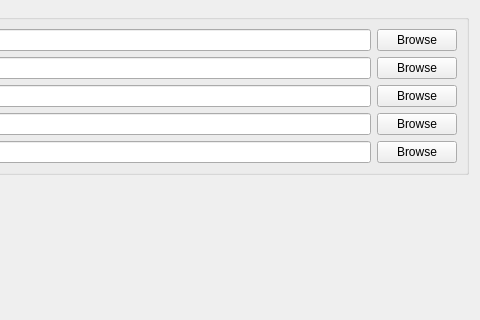
Before: the Qt Designer form launcher/ui/pages/instance/PathsPage.ui in PrismLauncher/PrismLauncher, drawn with Qt 5; both pictures show x 251 to 731 and y 0 to 320 of the 731 by 538 pixel window.
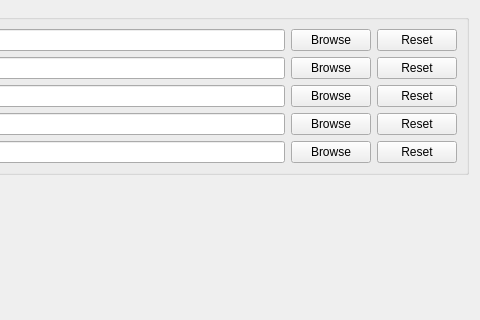
After: the same form once the commit is applied.

Commit message: symlink alpha

The edit to the form file:
```diff
--- a/launcher/ui/pages/instance/PathsPage.ui
+++ b/launcher/ui/pages/instance/PathsPage.ui
@@ -50,6 +50,13 @@
         </property>
        </widget>
       </item>
+      <item row="0" column="3">
+       <widget class="QPushButton" name="modsDirResetBtn">
+        <property name="text">
+         <string>Reset</string>
+        </property>
+       </widget>
+      </item>
       <item row="1" column="0">
        <widget class="QLabel" name="resourcePacksDirLabel">
         <property name="text">
@@ -74,6 +81,13 @@
         </property>
        </widget>
       </item>
+      <item row="1" column="3">
+       <widget class="QPushButton" name="resourcePacksDirResetBtn">
+        <property name="text">
+         <string>Reset</string>
+        </property>
+       </widget>
+      </item>
       <item row="2" column="0">
        <widget class="QLabel" name="shaderPacksDirLabel">
         <property name="text">
@@ -98,6 +112,13 @@
         </property>
        </widget>
       </item>
+      <item row="2" column="3">
+       <widget class="QPushButton" name="shaderPacksDirResetBtn">
+        <property name="text">
+         <string>Reset</string>
+        </property>
+       </widget>
+      </item>
       <item row="3" column="0">
        <widget class="QLabel" name="worldsDirLabel">
         <property name="text">
@@ -122,6 +143,13 @@
         </property>
        </widget>
       </item>
+      <item row="3" column="3">
+       <widget class="QPushButton" name="worldsDirResetBtn">
+        <property name="text">
+         <string>Reset</string>
+        </property>
+       </widget>
+      </item>
       <item row="4" column="0">
        <widget class="QLabel" name="screenshotsDirLabel">
         <property name="text">
@@ -146,6 +174,13 @@
         </property>
        </widget>
       </item>
+      <item row="4" column="3">
+       <widget class="QPushButton" name="screenshotsDirResetBtn">
+        <property name="text">
+         <string>Reset</string>
+        </property>
+       </widget>
+      </item>
      </layout>
     </widget>
    </item>
```
The commit also changes 2 other files.
